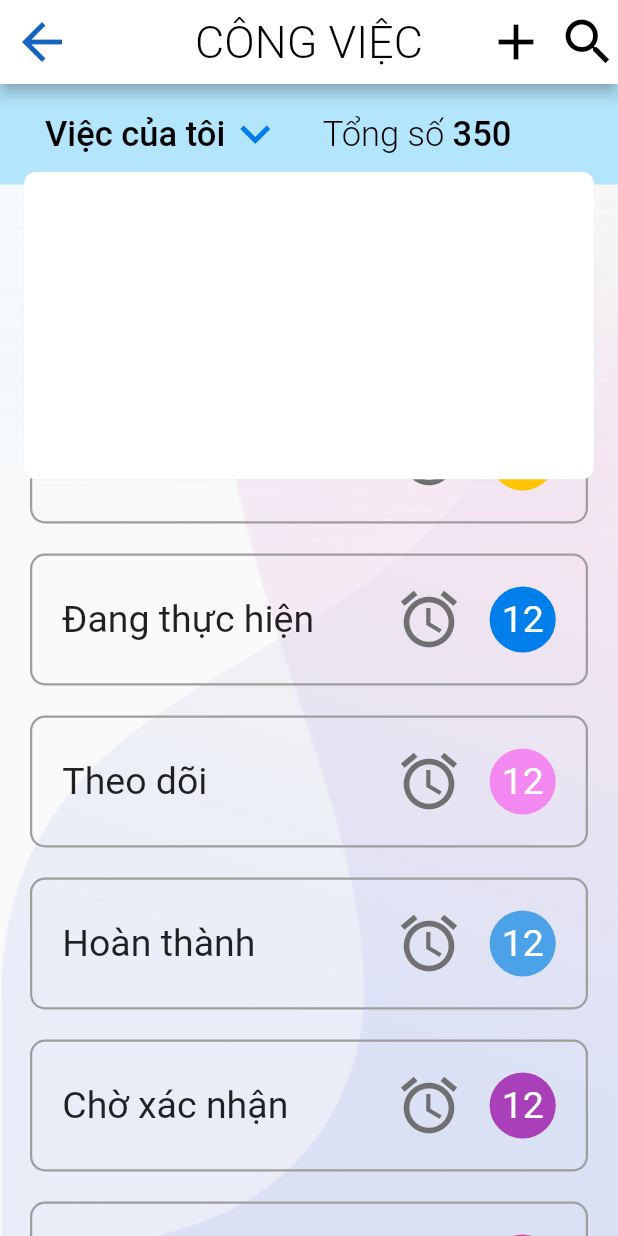
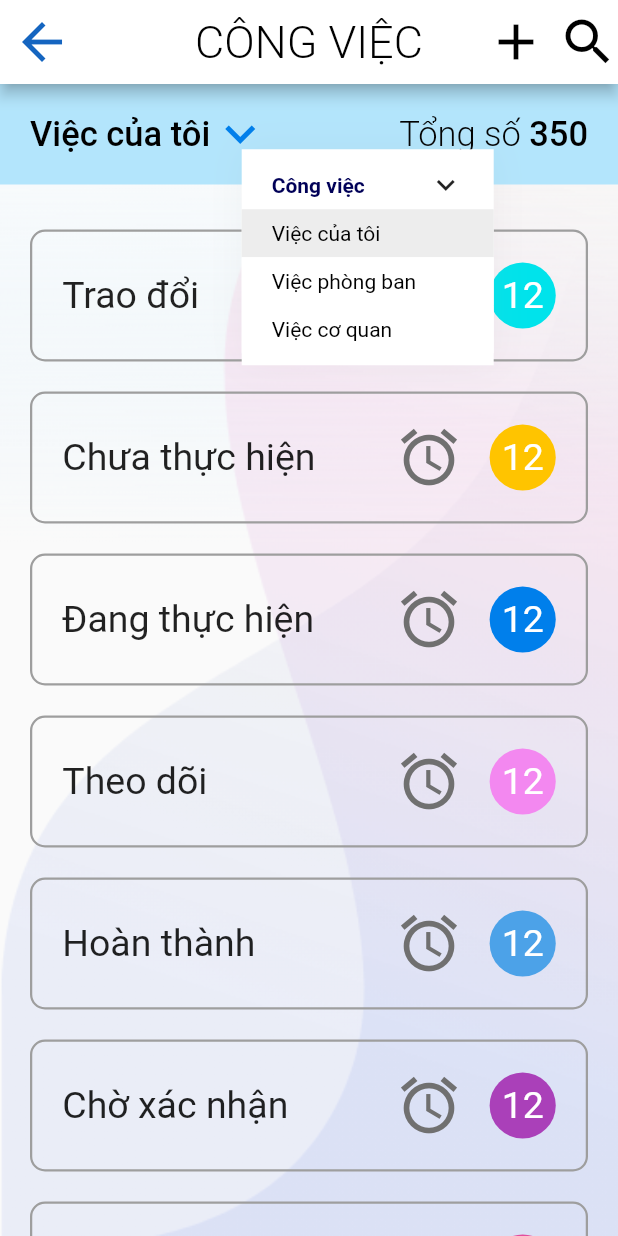
Before and after one commit to KhoiLe9112/flutterapp, a Flutter app: the screen it shows after launch, after a tap on the "keyboard arrow down" icon, on a phone screen of 412 x 824 dp. Run offline on Flutter 3.47's test engine with Material 2 defaults, Android fonts, the phone set to English and light mode, and no system bars.

Commit message:
fix_dropbox

```diff
--- a/lib/src/components/dropdown/dropbox.dart
+++ /dev/null
@@ -1,16 +0,0 @@
-import 'package:flutter/src/widgets/container.dart';
-import 'package:flutter/src/widgets/framework.dart';
-
-class MyWidget extends StatefulWidget {
-  const MyWidget({super.key});
-
-  @override
-  State<MyWidget> createState() => _MyWidgetState();
-}
-
-class _MyWidgetState extends State<MyWidget> {
-  @override
-  Widget build(BuildContext context) {
-    return Container();
-  }
-}
--- a/lib/src/components/dropdown/dropdown.dart
+++ b/lib/src/components/dropdown/dropdown.dart
@@ -1,4 +1,6 @@
 import 'package:flutter/material.dart';
+import 'package:qlvbdh/src/const/text_const.dart';
+import 'package:qlvbdh/src/theme/app_colors.dart';
 
 import 'dropdown_items.dart';
 
@@ -7,11 +9,9 @@ class DropDown extends StatelessWidget {
   final String selectedItem;
   ValueSetter<String> callBack;
   List<String> dropCountryData = <String>[
-    'VietNam',
-    'ThaiLan',
-    'Campuchia',
-    'Indo',
-    'Sing'
+    AppText.viecCuaToi,
+    AppText.viecPhongban,
+    AppText.viecCoQuan
   ];
 
   DropDown(
@@ -31,19 +31,36 @@ class DropDown extends StatelessWidget {
         Material(
           color: Colors.transparent,
           child: Container(
-            height: dropCountryData.length * itemHeight + 5,
             decoration: BoxDecoration(
-              borderRadius: BorderRadius.circular(8),
               color: Colors.white,
               boxShadow: [
                 BoxShadow(
                     color: Colors.grey.withOpacity(0.1),
-                    blurRadius: 0.1,
+                    blurRadius: 20,
                     offset: const Offset(0, 0.1)),
               ],
             ),
+            child: Padding(
+              padding: const EdgeInsets.symmetric(vertical: 8.0),
               child: Column(
                 children: <Widget>[
+                  Padding(
+                    padding: const EdgeInsets.symmetric(
+                        vertical: 4.0, horizontal: 20.0),
+                    child: Row(
+                      children: const [
+                        Text(
+                          AppText.congViec,
+                          style: TextStyle(
+                              color: AppColors.navyColor,
+                              fontSize: 14.0,
+                              fontWeight: FontWeight.bold),
+                        ),
+                        Spacer(),
+                        Icon(Icons.keyboard_arrow_down)
+                      ],
+                    ),
+                  ),
                   DropDownItem(
                       text: dropCountryData[0],
                       isSelected: selectedItem == dropCountryData[0],
@@ -59,17 +76,8 @@ class DropDown extends StatelessWidget {
                     isSelected: selectedItem == dropCountryData[2],
                     callBack: callBack,
                   ),
-                DropDownItem(
-                  text: dropCountryData[3],
-                  isSelected: selectedItem == dropCountryData[3],
-                  callBack: callBack,
+                ],
               ),
-                DropDownItem(
-                    text: dropCountryData[4],
-                    isSelected: selectedItem == dropCountryData[4],
-                    callBack: callBack,
-                    isLastItem: true),
-              ],
             ),
           ),
         ),
--- a/lib/src/components/dropdown/dropdown_items.dart
+++ b/lib/src/components/dropdown/dropdown_items.dart
@@ -25,20 +25,13 @@ class DropDownItem extends StatelessWidget {
         callBack(text);
       },
       child: Container(
-        decoration: const BoxDecoration(
-          borderRadius: BorderRadius.all(Radius.circular(8)),
-          // gradient: isSelected
-          //     ? AppColors.bgGradient
-          //     : const LinearGradient(colors: [Colors.white, Colors.white]),
-        ),
-        padding: const EdgeInsets.symmetric(horizontal: 16, vertical: 10),
+        color: isSelected ? AppColors.greyColor : Colors.white,
+        padding: const EdgeInsets.symmetric(vertical: 8, horizontal: 20.0),
         child: Align(
-          alignment: Alignment.center,
+          alignment: Alignment.centerLeft,
           child: Text(
             text,
-            style: TextStyle(
-                color: isSelected ? Colors.white : AppColors.textColor,
-                fontSize: 14),
+            style: const TextStyle(color: Colors.black, fontSize: 14),
           ),
         ),
       ),
--- a/lib/src/components/dropdown/dropdown_state.dart
+++ b/lib/src/components/dropdown/dropdown_state.dart
@@ -1,6 +1,5 @@
 import 'package:flutter/material.dart';
 
-import 'dropbox.dart';
 import 'dropdown.dart';
 
 class DropdownCountryBox extends StatefulWidget {
--- /dev/null
+++ b/lib/src/const/text_const.dart
@@ -0,0 +1,6 @@
+class AppText {
+  static const viecCuaToi = "Việc của tôi";
+  static const viecPhongban = "Việc phòng ban";
+  static const viecCoQuan = "Việc cơ quan";
+  static const congViec = "Công việc";
+}
--- a/lib/src/presentations/personal_task/personal_task_screen.dart
+++ b/lib/src/presentations/personal_task/personal_task_screen.dart
@@ -1,4 +1,5 @@
 import 'package:flutter/material.dart';
+import 'package:qlvbdh/src/theme/app_colors.dart';
 
 import '../../components/dropdown/dropdown.dart';
 
@@ -23,8 +24,9 @@ class _PersonalTaskScreenState extends State<PersonalTaskScreen> {
   double height = 0, width = 0, xPosition = 0, yPosition = 0;
   bool isDropdownOpened = false;
   OverlayEntry? floatingDropdown;
+  String dropdownValue = "Việc của tôi";
 
-    @override
+  @override
   void initState() {
     actionKey = LabeledGlobalKey("widget.country");
     super.initState();
@@ -73,27 +75,22 @@ class _PersonalTaskScreenState extends State<PersonalTaskScreen> {
                 Container(
                   color: Colors.lightBlue.shade100,
                   child: Padding(
-                    padding: const EdgeInsets.only(left: 30, right: 25),
+                    padding: const EdgeInsets.symmetric(horizontal: 20),
                     child: Row(
                       // mainAxisAlignment: MainAxisAlignment.spaceBetween,
                       children: [
-                        const Padding(
-                            padding: EdgeInsets.only(top: 20, bottom: 20),
+                        Padding(
+                            padding: const EdgeInsets.only(top: 20, bottom: 20),
                             child: Text(
-                              'Việc của tôi',
-                              style: TextStyle(
+                              dropdownValue,
+                              style: const TextStyle(
                                   fontSize: 23,
                                   fontWeight: FontWeight.w500,
                                   color: Colors.black),
                             )),
-                        // IconButton(
-                        //   icon: Image.asset('assets/arrow_down_icon.png', fit: BoxFit.fill,),
-                        //   onPressed: () {},
-                        // ),
                         GestureDetector(
-                          key: actionKey,
+                            key: actionKey,
                             onTap: () {
-
                               setState(() {
                                 if (isDropdownOpened) {
                                   floatingDropdown?.remove();
@@ -111,6 +108,7 @@ class _PersonalTaskScreenState extends State<PersonalTaskScreen> {
                               color: Color(0xFF007FEB),
                               size: 40,
                             )),
+                        const Spacer(),
                         Padding(
                             padding: const EdgeInsets.only(
                                 left: 25, top: 20, bottom: 20),
@@ -185,14 +183,33 @@ class _PersonalTaskScreenState extends State<PersonalTaskScreen> {
           )),
           //position of Overlay
           Positioned(
-            width: MediaQuery.of(context).size.width,
-            top: yPosition + height,
+            width: 200.0,
+            left: xPosition + 5.0,
+            top: yPosition + height - 15.0,
             child: Container(
               margin: const EdgeInsets.symmetric(horizontal: 16),
+              decoration: const BoxDecoration(boxShadow: [
+                BoxShadow(
+                  blurRadius: 25.0,
+                  color: AppColors.shadowColor,
+                  spreadRadius: 1,
+                  offset: Offset(
+                    10,
+                    10,
+                  ),
+                )
+              ]),
               child: DropDown(
                 itemHeight: height,
-                selectedItem: "",
-                callBack: (value) => {},
+                selectedItem: dropdownValue,
+                callBack: (value) {
+                  setState(() {
+                    dropdownValue = value;
+
+                    isDropdownOpened = !isDropdownOpened;
+                  });
+                  floatingDropdown?.remove();
+                },
               ),
             ),
           ),
@@ -220,14 +237,14 @@ class _PersonalTaskScreenState extends State<PersonalTaskScreen> {
       padding: const EdgeInsets.symmetric(horizontal: 16, vertical: 8),
       child: Row(
         mainAxisAlignment: MainAxisAlignment.center,
-        children: <Widget>[
-          const Spacer(),
+        children: const <Widget>[
+          Spacer(),
           Text(
-            "widget.country",
-            style: const TextStyle(color: Colors.black, fontSize: 14),
+            "key",
+            style: TextStyle(color: Colors.black, fontSize: 14),
           ),
-          const Spacer(),
-          const Icon(Icons.arrow_drop_down),
+          Spacer(),
+          Icon(Icons.arrow_drop_down),
         ],
       ),
     );
--- a/lib/src/theme/app_colors.dart
+++ b/lib/src/theme/app_colors.dart
@@ -3,4 +3,7 @@ import 'package:flutter/animation.dart';
 class AppColors {
   static const bgGradient = Color(0xFFFFFFFF);
   static const textColor = Color(0x00000000);
+  static const navyColor = Color(0xff000057);
+  static const greyColor = Color(0xffededed);
+  static const shadowColor = Color(0x6d6d70);
 }
```
Lines whose indentation alone changed are shown as unchanged.
